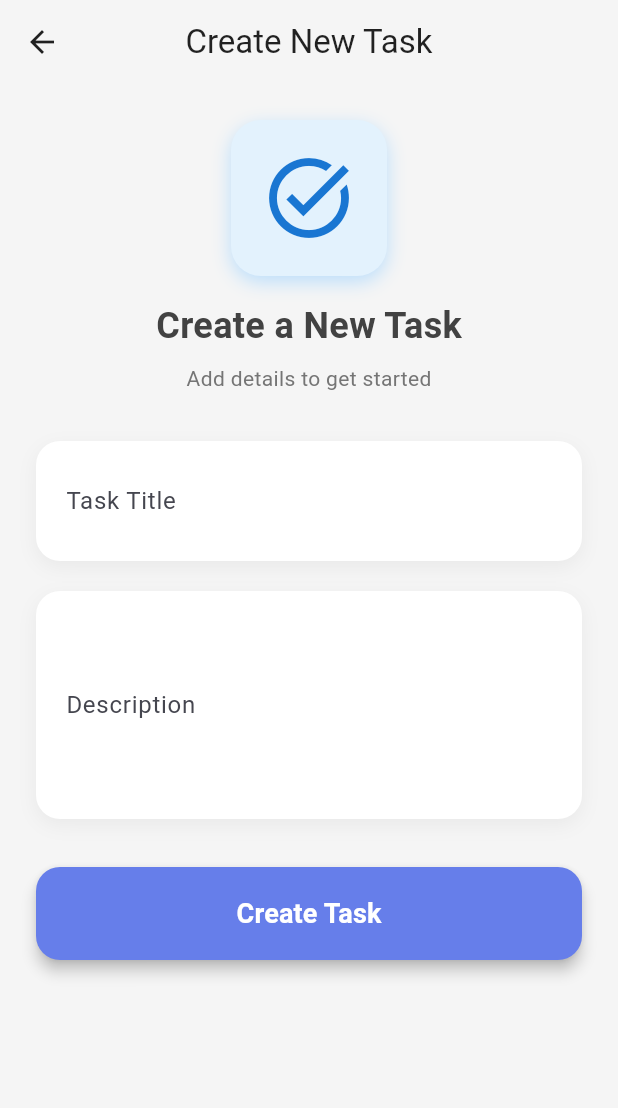
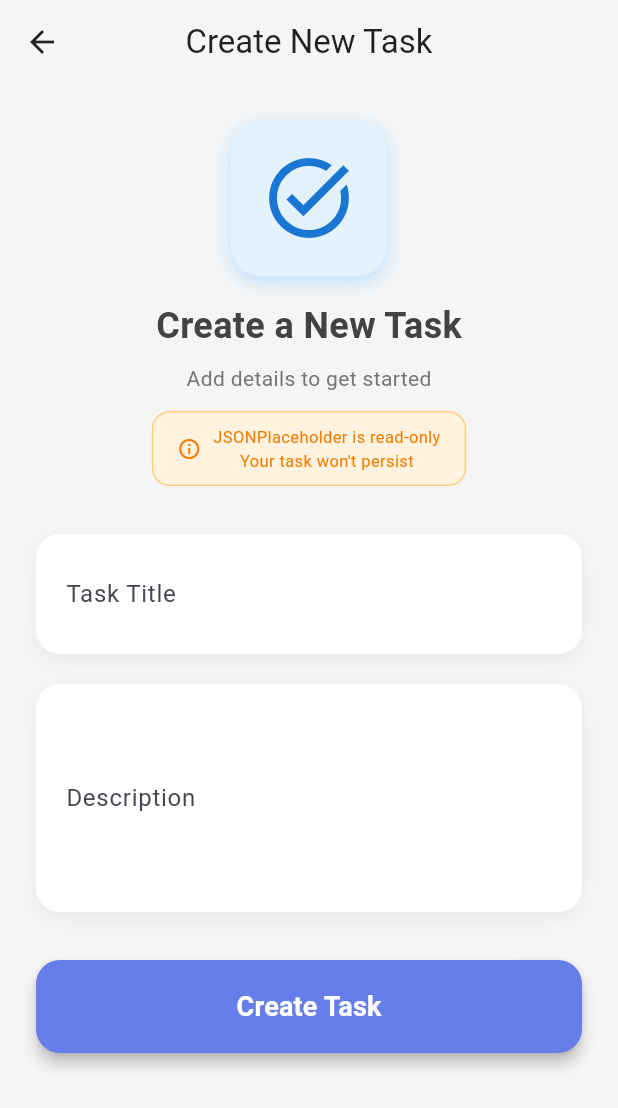
Before and after one commit to vegdadego/verygood, a Flutter app: the screen it shows after launch, after a tap on "New Task", on a phone screen of 412 x 824 dp. Shown: the top 1108 px of the screen. Run offline on Flutter 3.47's test engine with Material 3 defaults, Android fonts, the phone set to English and light mode, and no system bars; our stand-ins replace bloc, dio, flutter_bloc, freezed_annotation; generated files the repository leaves out were written again; network calls fail.

Commit message:
Add visual feedback for JSONPlaceholder read-only limitation
- Added info banner in CreateTaskPage explaining JSONPlaceholder is read-only
- Updated TaskListPage AppBar to indicate JSONPlaceholder
- Improved navigation result handling between pages
- Users now understand why created tasks don't persist

```diff
--- a/lib/features/tasks/presentation/pages/create_task_page.dart
+++ b/lib/features/tasks/presentation/pages/create_task_page.dart
@@ -58,14 +58,14 @@ class _CreateTaskPageState extends State<CreateTaskPage> {
         },
       );
 
-      // Show success message
+      // Show success message and return the created task
       if (mounted) {
         ScaffoldMessenger.of(context).showSnackBar(
           _buildSuccessSnackBar(),
         );
 
-        // Navigate back
-        Navigator.of(context).pop();
+        // Navigate back with result indicating task was created
+        Navigator.of(context).pop(true);
       }
     } catch (e) {
       // Show error message
@@ -197,6 +197,32 @@ class _CreateTaskPageState extends State<CreateTaskPage> {
             color: Colors.grey.shade600,
           ),
         ),
+        const SizedBox(height: 12),
+        Container(
+          padding: const EdgeInsets.symmetric(horizontal: 16, vertical: 8),
+          decoration: BoxDecoration(
+            color: Colors.orange.shade50,
+            borderRadius: BorderRadius.circular(12),
+            border: Border.all(color: Colors.orange.shade200),
+          ),
+          child: Row(
+            mainAxisSize: MainAxisSize.min,
+            children: [
+              Icon(Icons.info_outline, size: 16, color: Colors.orange.shade700),
+              const SizedBox(width: 8),
+              Flexible(
+                child: Text(
+                  'JSONPlaceholder is read-only\nYour task won\'t persist',
+                  style: TextStyle(
+                    fontSize: 11,
+                    color: Colors.orange.shade700,
+                  ),
+                  textAlign: TextAlign.center,
+                ),
+              ),
+            ],
+          ),
+        ),
       ],
     );
   }
--- a/lib/features/tasks/presentation/pages/task_list_page.dart
+++ b/lib/features/tasks/presentation/pages/task_list_page.dart
@@ -58,7 +58,16 @@ class _TaskListPageState extends State<TaskListPage> {
     return Scaffold(
       backgroundColor: const Color(0xFFF5F5F5),
       appBar: AppBar(
-        title: const Text('Smart Task Manager'),
+        title: const Column(
+          crossAxisAlignment: CrossAxisAlignment.start,
+          children: [
+            Text('Smart Task Manager'),
+            Text(
+              'JSONPlaceholder • Read-only',
+              style: TextStyle(fontSize: 12, fontWeight: FontWeight.normal),
+            ),
+          ],
+        ),
         backgroundColor: Colors.transparent,
         elevation: 0,
         actions: [
@@ -71,14 +80,19 @@ class _TaskListPageState extends State<TaskListPage> {
       ),
       body: _buildBody(),
       floatingActionButton: FloatingActionButton.extended(
-        onPressed: () {
+        onPressed: () async {
           // Navigate to create task page
-          Navigator.push<CreateTaskPage>(
+          final result = await Navigator.push<bool>(
             context,
             MaterialPageRoute(
               builder: (context) => const CreateTaskPage(),
             ),
-          ).then((_) => _loadTasks());
+          );
+
+          // If task was created successfully, refresh the list
+          if (result == true) {
+            _loadTasks();
+          }
         },
         icon: const Icon(Icons.add),
         label: const Text('New Task'),
```
